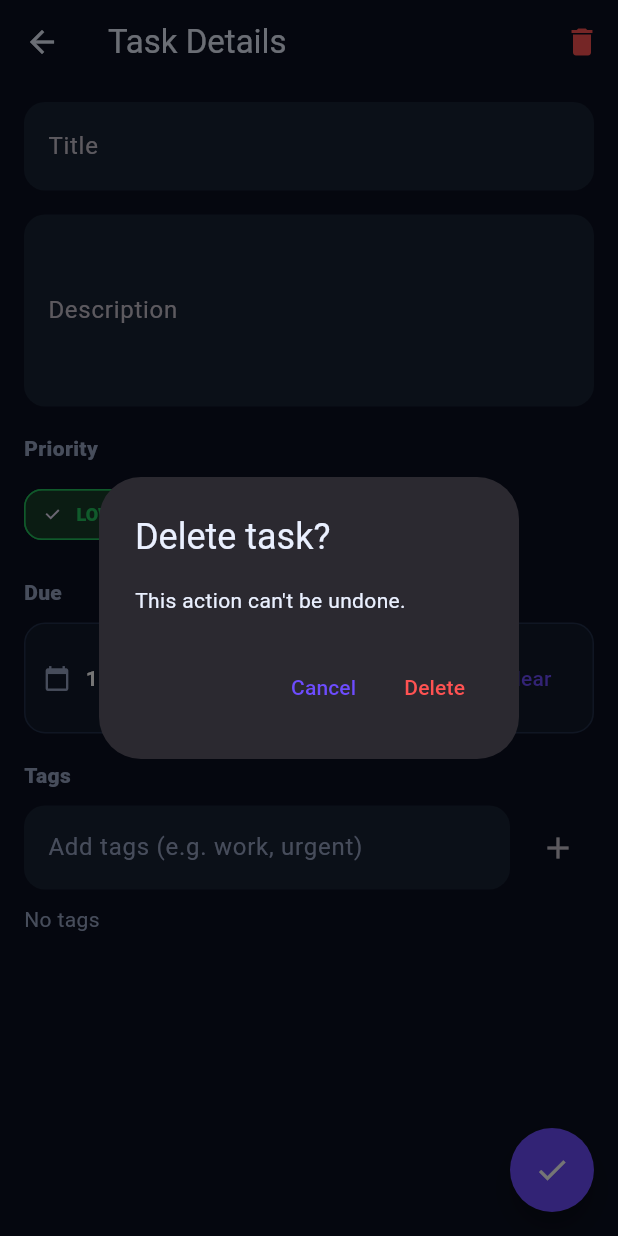
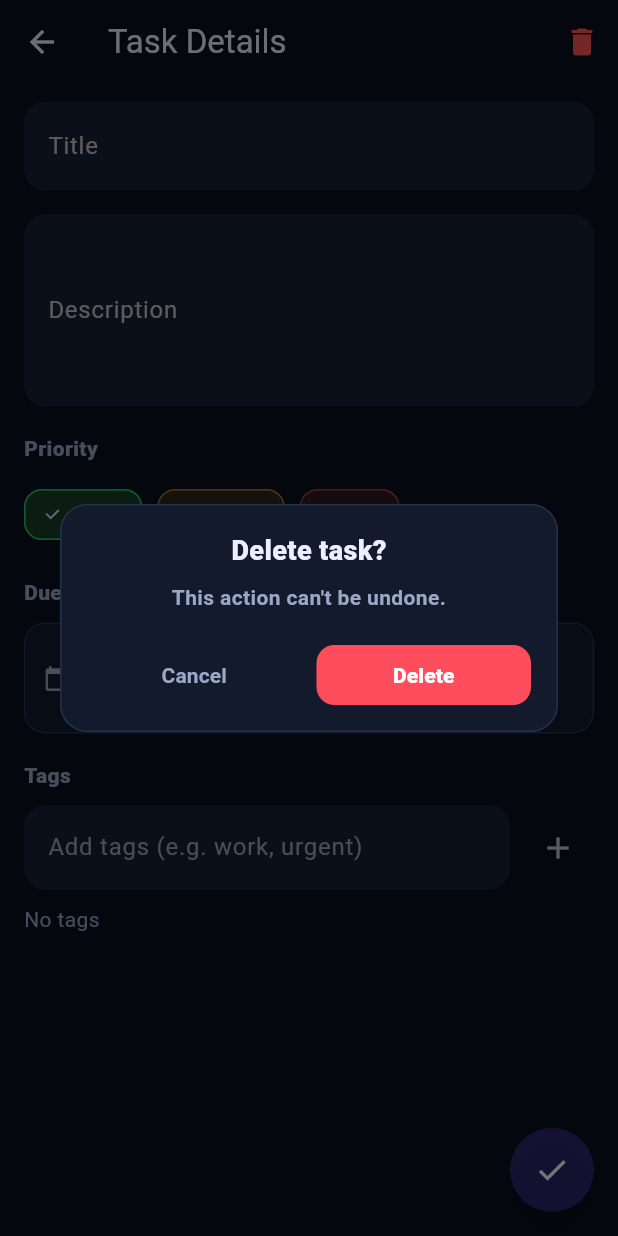
Before and after one commit to StevenBahaa/todo_flutter_app, a Flutter app: the TaskDetailsScreen screen opened directly with empty values, after a tap on the "delete" icon, on a phone screen of 412 x 824 dp. Run offline on Flutter 3.47's test engine with Material 3 defaults, Android fonts, the light colour scheme and no system bars; our stand-ins replace equatable, flutter_bloc, hive, hive_flutter; accounts and stored records are empty.

Commit message:
feat(tasks): add task details screen with edit and delete confirmation

```diff
--- a/lib/features/tasks/view/task_details_screen.dart
+++ b/lib/features/tasks/view/task_details_screen.dart
@@ -43,6 +43,22 @@ class _TaskDetailsScreenState extends State<TaskDetailsScreen> {
     super.dispose();
   }
 
+  bool get _hasChanges {
+    return _titleController.text.trim() != widget.task.title ||
+        _descController.text.trim() != (widget.task.description ?? "") ||
+        _priority.index != widget.task.priority ||
+        _dueDateTime != widget.task.dueDateTime ||
+        !_listEquals(_tags, widget.task.tags);
+  }
+
+  bool _listEquals(List<String> a, List<String> b) {
+    if (a.length != b.length) return false;
+    for (int i = 0; i < a.length; i++) {
+      if (a[i] != b[i]) return false;
+    }
+    return true;
+  }
+
   // -------------------------------------
   // Actions
   // -------------------------------------
@@ -67,27 +83,85 @@ class _TaskDetailsScreenState extends State<TaskDetailsScreen> {
     final ok = await showDialog<bool>(
       context: context,
       builder: (ctx) {
-        return AlertDialog(
-          title: const Text("Delete task?"),
-          content: const Text("This action can't be undone."),
-          actions: [
-            TextButton(
-              onPressed: () => Navigator.pop(ctx, false),
-              child: const Text("Cancel"),
+        return Dialog(
+          backgroundColor: AppColors.surface,
+          shape: RoundedRectangleBorder(
+            borderRadius: BorderRadius.circular(18),
+            side: const BorderSide(color: AppColors.border),
+          ),
+          child: Padding(
+            padding: const EdgeInsets.fromLTRB(18, 18, 18, 14),
+            child: Column(
+              mainAxisSize: MainAxisSize.min,
+              children: [
+                const Text(
+                  "Delete task?",
+                  style: TextStyle(
+                    color: AppColors.text,
+                    fontWeight: FontWeight.w800,
+                    fontSize: 18,
+                  ),
+                ),
+
+                const SizedBox(height: 8),
+
+                const Text(
+                  "This action can't be undone.",
+                  style: TextStyle(
+                    color: AppColors.textMuted,
+                    fontWeight: FontWeight.w600,
+                  ),
+                  textAlign: TextAlign.center,
+                ),
+
+                const SizedBox(height: 18),
+
+                Row(
+                  children: [
+                    Expanded(
+                      child: TextButton(
+                        onPressed: () => Navigator.pop(ctx, false),
+                        child: const Text(
+                          "Cancel",
+                          style: TextStyle(
+                            color: AppColors.textMuted,
+                            fontWeight: FontWeight.w700,
+                          ),
+                        ),
+                      ),
+                    ),
+
+                    const SizedBox(width: 10),
+
+                    Expanded(
+                      child: ElevatedButton(
+                        style: ElevatedButton.styleFrom(
+                          backgroundColor: AppColors.danger,
+                          foregroundColor: Colors.white,
+                          shape: RoundedRectangleBorder(
+                            borderRadius: BorderRadius.circular(12),
+                          ),
+                          elevation: 0,
+                        ),
+                        onPressed: () => Navigator.pop(ctx, true),
+                        child: const Text(
+                          "Delete",
+                          style: TextStyle(fontWeight: FontWeight.w800),
+                        ),
+                      ),
+                    ),
+                  ],
+                ),
+              ],
             ),
-            TextButton(
-              onPressed: () => Navigator.pop(ctx, true),
-              style: TextButton.styleFrom(foregroundColor: Colors.redAccent),
-              child: const Text("Delete"),
-            ),
-          ],
+          ),
         );
       },
     );
 
     if (ok == true) {
       context.read<TasksCubit>().deleteTask(widget.task.id);
-      Navigator.pop(context); // اقفل صفحة التفاصيل
+      Navigator.pop(context);
     }
   }
 
@@ -157,7 +231,10 @@ class _TaskDetailsScreenState extends State<TaskDetailsScreen> {
         ],
       ),
       floatingActionButton: FloatingActionButton(
-        onPressed: _save,
+        onPressed: _hasChanges ? _save : null,
+        backgroundColor: _hasChanges
+            ? AppColors.primary
+            : AppColors.primary.withAlpha((0.35 * 255).toInt()),
         child: const Icon(Icons.check),
       ),
       body: ListView(
@@ -187,6 +264,7 @@ class _TaskDetailsScreenState extends State<TaskDetailsScreen> {
       ),
       decoration: InputDecoration(labelText: "Title", hintText: "Task title"),
       textInputAction: TextInputAction.next,
+      onChanged: (_) => setState(() {}),
     );
   }
 
@@ -199,6 +277,7 @@ class _TaskDetailsScreenState extends State<TaskDetailsScreen> {
         labelText: "Description",
         hintText: "Add notes...",
       ),
+      onChanged: (_) => setState(() {}),
     );
   }
 
@@ -224,7 +303,11 @@ class _TaskDetailsScreenState extends State<TaskDetailsScreen> {
             return ChoiceChip(
               label: Text(p.name.toUpperCase()),
               selected: selected,
-              onSelected: (_) => setState(() => _priority = p),
+              onSelected: (_) {
+                setState(() {
+                  _priority = p;
+                });
+              },
               labelStyle: TextStyle(
                 color: selected ? c : c.withAlpha((0.90 * 255).toInt()),
                 fontWeight: selected ? FontWeight.w900 : FontWeight.w700,
@@ -316,6 +399,7 @@ class _TaskDetailsScreenState extends State<TaskDetailsScreen> {
                   hintText: "Add tags (e.g. work, urgent)",
                 ),
                 onSubmitted: (_) => _addTag(),
+                onChanged: (_) => setState(() {}),
               ),
             ),
             const SizedBox(width: 8),
```
